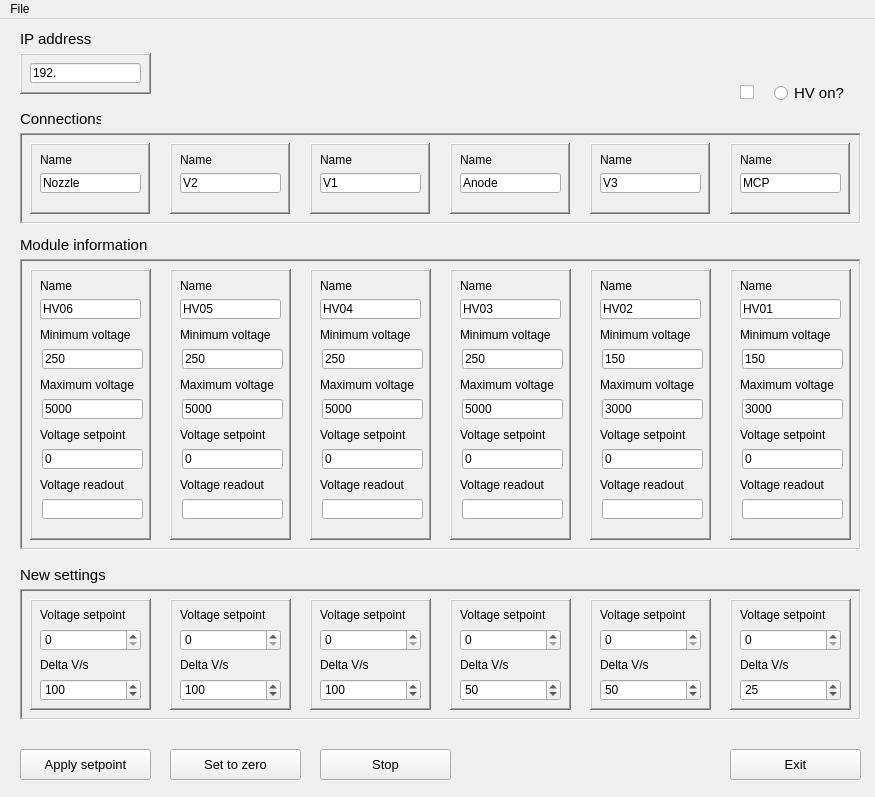
Qt form high_voltage_control.ui (kaien5/real_gui_controller) before a commit.
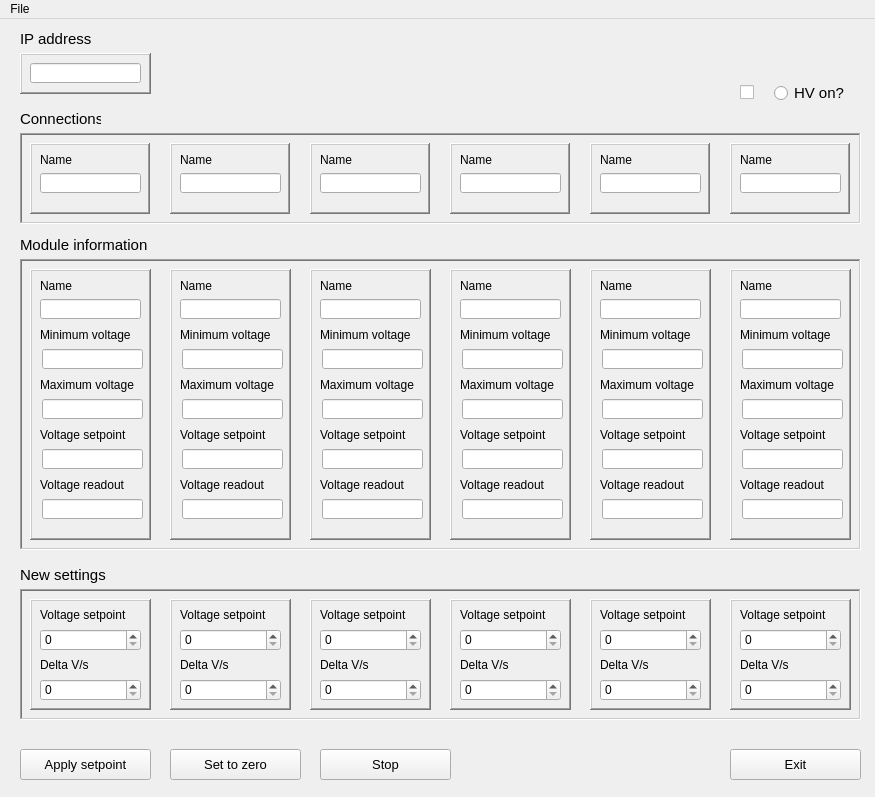
The same form after that commit.

Diff of the .ui file:
```diff
--- a/high_voltage_control.ui
+++ b/high_voltage_control.ui
@@ -38,9 +38,6 @@
        <height>20</height>
       </rect>
      </property>
-     <property name="text">
-      <string>192.</string>
-     </property>
     </widget>
    </widget>
    <widget class="QFrame" name="connections_frame">
@@ -100,9 +97,6 @@
         <height>20</height>
        </rect>
       </property>
-      <property name="text">
-       <string>Nozzle</string>
-      </property>
      </widget>
     </widget>
     <widget class="QFrame" name="connections_frame_2">
@@ -147,9 +141,6 @@
         <height>20</height>
        </rect>
       </property>
-      <property name="text">
-       <string>V2</string>
-      </property>
      </widget>
     </widget>
     <widget class="QFrame" name="connections_frame_3">
@@ -194,9 +185,6 @@
         <height>20</height>
        </rect>
       </property>
-      <property name="text">
-       <string>V1</string>
-      </property>
      </widget>
     </widget>
     <widget class="QFrame" name="connections_frame_4">
@@ -241,9 +229,6 @@
         <height>20</height>
        </rect>
       </property>
-      <property name="text">
-       <string>Anode</string>
-      </property>
      </widget>
     </widget>
     <widget class="QFrame" name="connections_frame_5">
@@ -288,9 +273,6 @@
         <height>20</height>
        </rect>
       </property>
-      <property name="text">
-       <string>V3</string>
-      </property>
      </widget>
     </widget>
     <widget class="QFrame" name="connections_frame_6">
@@ -335,9 +317,6 @@
         <height>20</height>
        </rect>
       </property>
-      <property name="text">
-       <string>MCP</string>
-      </property>
      </widget>
     </widget>
    </widget>
@@ -416,9 +395,6 @@
         <height>20</height>
        </rect>
       </property>
-      <property name="text">
-       <string>HV06</string>
-      </property>
      </widget>
      <widget class="QLabel" name="model_information_name_label_1">
       <property name="geometry">
@@ -465,9 +441,6 @@
         <height>20</height>
        </rect>
       </property>
-      <property name="text">
-       <string>250</string>
-      </property>
      </widget>
      <widget class="QLineEdit" name="model_information_max_line_1">
       <property name="geometry">
@@ -478,9 +451,6 @@
         <height>20</height>
        </rect>
       </property>
-      <property name="text">
-       <string>5000</string>
-      </property>
      </widget>
      <widget class="QLabel" name="model_information_max_label_1">
       <property name="geometry">
@@ -509,9 +479,6 @@
         <height>20</height>
        </rect>
       </property>
-      <property name="text">
-       <string>0</string>
-      </property>
      </widget>
      <widget class="QLabel" name="model_information_setpoint_label_1">
       <property name="geometry">
@@ -584,9 +551,6 @@
         <height>20</height>
        </rect>
       </property>
-      <property name="text">
-       <string>HV05</string>
-      </property>
      </widget>
      <widget class="QLabel" name="model_information_name_label_2">
       <property name="geometry">
@@ -633,9 +597,6 @@
         <height>20</height>
        </rect>
       </property>
-      <property name="text">
-       <string>250</string>
-      </property>
      </widget>
      <widget class="QLineEdit" name="model_information_max_line_2">
       <property name="geometry">
@@ -646,9 +607,6 @@
         <height>20</height>
        </rect>
       </property>
-      <property name="text">
-       <string>5000</string>
-      </property>
      </widget>
      <widget class="QLabel" name="model_information_max_label_2">
       <property name="geometry">
@@ -677,9 +635,6 @@
         <height>20</height>
        </rect>
       </property>
-      <property name="text">
-       <string>0</string>
-      </property>
      </widget>
      <widget class="QLabel" name="model_information_setpoint_label_2">
       <property name="geometry">
@@ -752,9 +707,6 @@
         <height>20</height>
        </rect>
       </property>
-      <property name="text">
-       <string>HV04</string>
-      </property>
      </widget>
      <widget class="QLabel" name="model_information_name_label_3">
       <property name="geometry">
@@ -801,9 +753,6 @@
         <height>20</height>
        </rect>
       </property>
-      <property name="text">
-       <string>250</string>
-      </property>
      </widget>
      <widget class="QLineEdit" name="model_information_max_line_3">
       <property name="geometry">
@@ -814,9 +763,6 @@
         <height>20</height>
        </rect>
       </property>
-      <property name="text">
-       <string>5000</string>
-      </property>
      </widget>
      <widget class="QLabel" name="model_information_max_label_3">
       <property name="geometry">
@@ -845,9 +791,6 @@
         <height>20</height>
        </rect>
       </property>
-      <property name="text">
-       <string>0</string>
-      </property>
      </widget>
      <widget class="QLabel" name="model_information_setpoint_label_3">
       <property name="geometry">
@@ -920,9 +863,6 @@
         <height>20</height>
        </rect>
       </property>
-      <property name="text">
-       <string>HV03</string>
-      </property>
      </widget>
      <widget class="QLabel" name="model_information_name_label_4">
       <property name="geometry">
@@ -969,9 +909,6 @@
         <height>20</height>
        </rect>
       </property>
-      <property name="text">
-       <string>250</string>
-      </property>
      </widget>
      <widget class="QLineEdit" name="model_information_max_line_4">
       <property name="geometry">
@@ -982,9 +919,6 @@
         <height>20</height>
        </rect>
       </property>
-      <property name="text">
-       <string>5000</string>
-      </property>
      </widget>
      <widget class="QLabel" name="model_information_max_label_4">
       <property name="geometry">
@@ -1013,9 +947,6 @@
         <height>20</height>
        </rect>
       </property>
-      <property name="text">
-       <string>0</string>
-      </property>
      </widget>
      <widget class="QLabel" name="model_information_setpoint_label_4">
       <property name="geometry">
@@ -1088,9 +1019,6 @@
         <height>20</height>
        </rect>
       </property>
-      <property name="text">
-       <string>HV02</string>
-      </property>
      </widget>
      <widget class="QLabel" name="model_information_name_label_5">
       <property name="geometry">
@@ -1137,9 +1065,6 @@
         <height>20</height>
        </rect>
       </property>
-      <property name="text">
-       <string>150</string>
-      </property>
      </widget>
      <widget class="QLineEdit" name="model_information_max_line_5">
       <property name="geometry">
@@ -1150,9 +1075,6 @@
         <height>20</height>
        </rect>
       </property>
-      <property name="text">
-       <string>3000</string>
-      </property>
      </widget>
      <widget class="QLabel" name="model_information_max_label_5">
       <property name="geometry">
@@ -1181,9 +1103,6 @@
         <height>20</height>
        </rect>
       </property>
-      <property name="text">
-       <string>0</string>
-      </property>
      </widget>
      <widget class="QLabel" name="model_information_setpoint_label_5">
       <property name="geometry">
@@ -1256,9 +1175,6 @@
         <height>20</height>
        </rect>
       </property>
-      <property name="text">
-       <string>HV01</string>
-      </property>
      </widget>
      <widget class="QLabel" name="model_information_name_label_6">
       <property name="geometry">
@@ -1305,9 +1221,6 @@
         <height>20</height>
        </rect>
       </property>
-      <property name="text">
-       <string>150</string>
-      </property>
      </widget>
      <widget class="QLineEdit" name="model_information_max_line_6">
       <property name="geometry">
@@ -1318,9 +1231,6 @@
         <height>20</height>
        </rect>
       </property>
-      <property name="text">
-       <string>3000</string>
-      </property>
      </widget>
      <widget class="QLabel" name="model_information_max_label_6">
       <property name="geometry">
@@ -1349,9 +1259,6 @@
         <height>20</height>
        </rect>
       </property>
-      <property name="text">
-       <string>0</string>
-      </property>
      </widget>
      <widget class="QLabel" name="model_information_setpoint_label_6">
       <property name="geometry">
@@ -1492,9 +1399,6 @@
       <property name="maximum">
        <number>200</number>
       </property>
-      <property name="value">
-       <number>100</number>
-      </property>
      </widget>
      <widget class="QLabel" name="new_setting_delta_label_1">
       <property name="geometry">
@@ -1573,9 +1477,6 @@
       <property name="maximum">
        <number>200</number>
       </property>
-      <property name="value">
-       <number>100</number>
-      </property>
      </widget>
      <widget class="QLabel" name="new_setting_delta_label_2">
       <property name="geometry">
@@ -1654,9 +1555,6 @@
       <property name="maximum">
        <number>200</number>
       </property>
-      <property name="value">
-       <number>100</number>
-      </property>
      </widget>
      <widget class="QLabel" name="new_setting_delta_label_3">
       <property name="geometry">
@@ -1735,9 +1633,6 @@
       <property name="maximum">
        <number>200</number>
       </property>
-      <property name="value">
-       <number>50</number>
-      </property>
      </widget>
      <widget class="QLabel" name="new_setting_delta_label_4">
       <property name="geometry">
@@ -1816,9 +1711,6 @@
       <property name="maximum">
        <number>200</number>
       </property>
-      <property name="value">
-       <number>50</number>
-      </property>
      </widget>
      <widget class="QLabel" name="new_setting_delta_label_5">
       <property name="geometry">
@@ -1897,9 +1789,6 @@
       <property name="maximum">
        <number>200</number>
       </property>
-      <property name="value">
-       <number>25</number>
-      </property>
      </widget>
      <widget class="QLabel" name="new_setting_delta_label_6">
       <property name="geometry">
```
